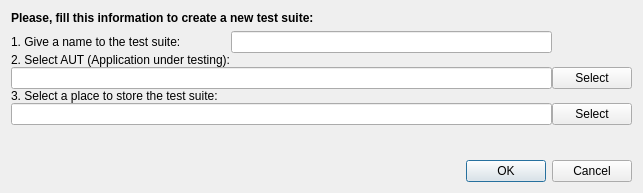
Before: the Qt Designer form src/hmi_tester/newtsdialog.ui in pedromateo/openhmitester, drawn with Qt 5.
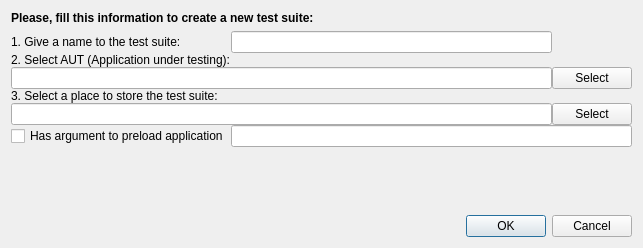
After: the same form once the commit is applied.

Patch:
```diff
--- a/src/hmi_tester/newtsdialog.ui
+++ b/src/hmi_tester/newtsdialog.ui
@@ -7,7 +7,7 @@
     <x>0</x>
     <y>0</y>
     <width>643</width>
-    <height>193</height>
+    <height>248</height>
    </rect>
   </property>
   <property name="windowTitle">
@@ -43,18 +43,22 @@
        <property name="spacing">
         <number>0</number>
        </property>
-       <item row="5" column="0">
-        <spacer name="verticalSpacer">
-         <property name="orientation">
-          <enum>Qt::Vertical</enum>
+       <item row="2" column="2">
+        <widget class="QPushButton" name="pb_aut">
+         <property name="text">
+          <string>Select</string>
          </property>
-         <property name="sizeHint" stdset="0">
-          <size>
-           <width>20</width>
-           <height>40</height>
-          </size>
+        </widget>
+       </item>
+       <item row="7" column="0">
+        <widget class="QCheckBox" name="cb_CheckARG">
+         <property name="text">
+          <string>Has argument to preload application</string>
          </property>
-        </spacer>
+        </widget>
+       </item>
+       <item row="4" column="0" colspan="2">
+        <widget class="QLineEdit" name="le_tsPath"/>
        </item>
        <item row="0" column="0">
         <widget class="QLabel" name="label">
@@ -66,16 +70,6 @@
        <item row="0" column="1">
         <widget class="QLineEdit" name="le_tsName"/>
        </item>
-       <item row="1" column="0">
-        <widget class="QLabel" name="label_2">
-         <property name="text">
-          <string>2. Select AUT (Application under testing):</string>
-         </property>
-        </widget>
-       </item>
-       <item row="2" column="0" colspan="2">
-        <widget class="QLineEdit" name="le_aut"/>
-       </item>
        <item row="3" column="0">
         <widget class="QLabel" name="label_3">
          <property name="text">
@@ -83,10 +77,13 @@
          </property>
         </widget>
        </item>
-       <item row="2" column="2">
-        <widget class="QPushButton" name="pb_aut">
+       <item row="2" column="0" colspan="2">
+        <widget class="QLineEdit" name="le_aut"/>
+       </item>
+       <item row="1" column="0">
+        <widget class="QLabel" name="label_2">
          <property name="text">
-          <string>Select</string>
+          <string>2. Select AUT (Application under testing):</string>
          </property>
         </widget>
        </item>
@@ -97,8 +94,21 @@
          </property>
         </widget>
        </item>
-       <item row="4" column="0" colspan="2">
-        <widget class="QLineEdit" name="le_tsPath"/>
+       <item row="8" column="0">
+        <spacer name="verticalSpacer">
+         <property name="orientation">
+          <enum>Qt::Vertical</enum>
+         </property>
+         <property name="sizeHint" stdset="0">
+          <size>
+           <width>20</width>
+           <height>40</height>
+          </size>
+         </property>
+        </spacer>
+       </item>
+       <item row="7" column="1" colspan="2">
+        <widget class="QLineEdit" name="textArgument"/>
        </item>
       </layout>
      </item>
```
